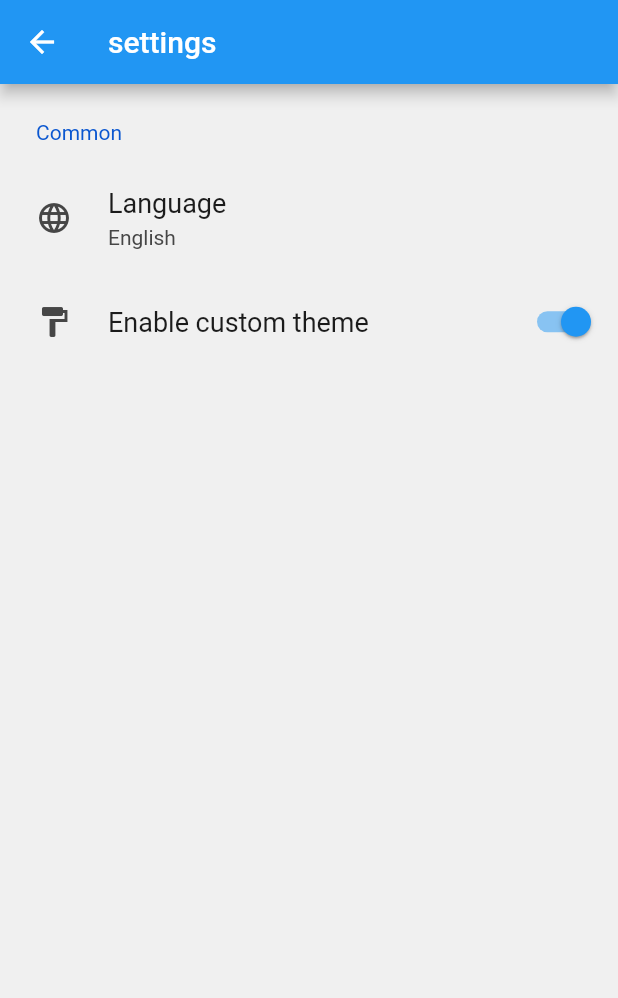
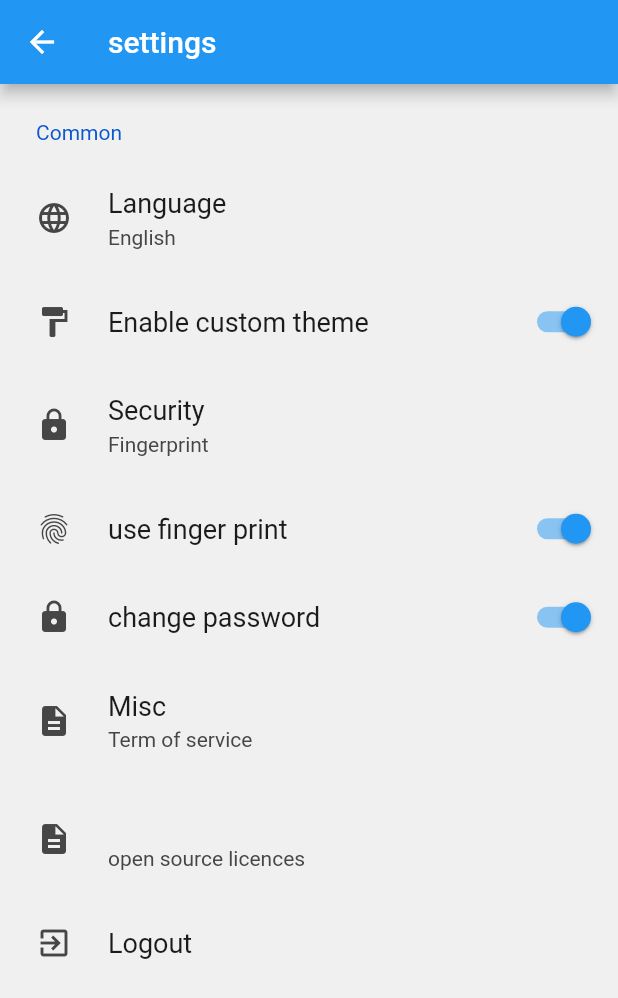
Before and after one commit to arthur-cmd/Clearence-Mobile-Application, a Flutter app: the Settingspage screen opened directly, on a phone screen of 412 x 824 dp. Shown: the top 998 px of the screen. Run offline on Flutter 3.47's test engine with Material 2 defaults, Android fonts, the phone set to English and light mode, and no system bars; drawn by our look-alikes of settings_ui; our stand-ins replace bloc, flutter_bloc, flutter_icons, flutter_svg, rxdart.

Commit message:
setting page design

```diff
--- a/lib/pages/settings.dart
+++ b/lib/pages/settings.dart
@@ -15,8 +15,9 @@ class Settingspage extends StatelessWidget with NavigationStates {
       appBar: AppBar(
         title: Text("settings"),
       ),
+
       // ignore: prefer_const_literals_to_create_immutables
-      body:SettingsList(
+      body: SettingsList(
         sections: [
           SettingsSection(
             title: Text('Common'),
@@ -32,11 +33,55 @@ class Settingspage extends StatelessWidget with NavigationStates {
                 leading: Icon(Icons.format_paint),
                 title: Text('Enable custom theme'),
               ),
+              SettingsTile.navigation(
+                leading: Icon(Icons.lock),
+                title: Text('Security'),
+                value: Text('Fingerprint'),
+              ),
+              SettingsTile.switchTile(
+                onToggle: (value) {},
+                initialValue: true,
+                leading: Icon(Icons.fingerprint),
+                title: Text('use finger print'),
+              ),
+              SettingsTile.switchTile(
+                onToggle: (value) {},
+                initialValue: true,
+                leading: Icon(Icons.lock),
+                title: Text('change password'),
+              ),
+              SettingsTile.navigation(
+                leading: Icon(Icons.description),
+                title: Text('Misc'),
+                value: Text('Term of service'),
+              ),
+              SettingsTile.navigation(
+                leading: Icon(Icons.description),
+                title: Text(''),
+                value: Text('open source licences'),
+              ),
+              SettingsTile.navigation(
+                leading: Icon(Icons.exit_to_app),
+                title: Text('Logout'),
+              ),
             ],
           ),
         ],
       ),
-
+      //RaisedButton(
+      //   shape: RoundedRectangleBorder(borderRadius: BorderRadius.circular(30.0)),
+      // color: Colors.blue,
+      //onPressed: () {
+      //Navigator.pushReplacement(
+      //context,
+      //MaterialPageRoute(builder: (context) => Loginpage()),
+      //);
+      //},
+      //child: Text(
+      //'Logout',
+      //style: TextStyle(color: Colors.white, letterSpacing: 1.5, fontSize: 30),
+      //),
+      //));
     );
   }
 }
```
Lines whose indentation alone changed are shown as unchanged.
